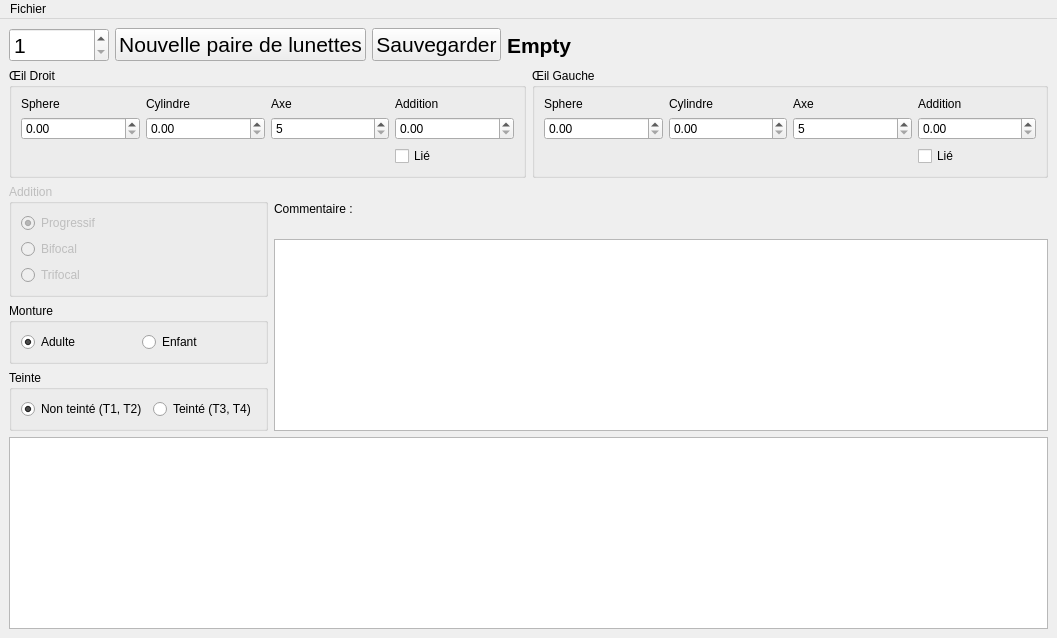
The window that inventory.ui (Oripy/Oryx) describes before a commit, drawn with Qt 5.
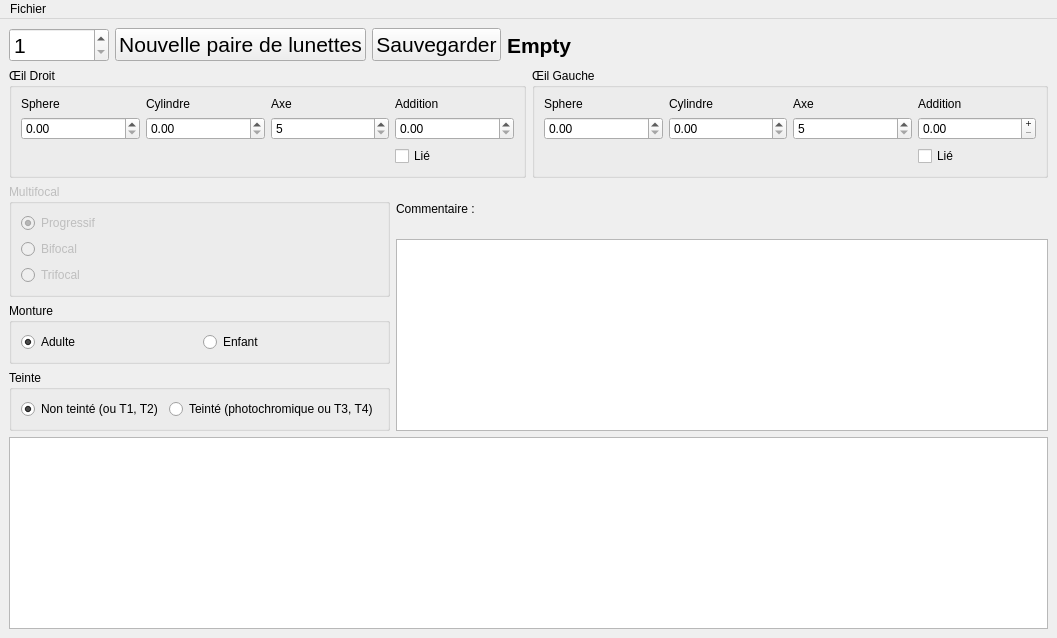
The same window after the commit. Custom widgets are drawn as their Qt base class.

What changed in the file:
```diff
--- a/inventory.ui
+++ b/inventory.ui
@@ -243,7 +243,11 @@
               <widget class="negativeZeroSpinBox" name="lCylSpin"/>
              </item>
              <item row="1" column="3">
-              <widget class="dotSpinBox" name="lAddSpin"/>
+              <widget class="dotSpinBox" name="lAddSpin">
+               <property name="buttonSymbols">
+                <enum>QAbstractSpinBox::PlusMinus</enum>
+               </property>
+              </widget>
              </item>
             </layout>
            </item>
@@ -268,7 +272,7 @@
              </sizepolicy>
             </property>
             <property name="title">
-             <string>Addition</string>
+             <string>Multifocal</string>
             </property>
             <layout class="QGridLayout" name="gridLayout_9">
              <item row="1" column="0">
@@ -355,7 +359,7 @@
                <item>
                 <widget class="QRadioButton" name="solarRadioNo">
                  <property name="text">
-                  <string>Non teinté (T1, T2)</string>
+                  <string>Non teinté (ou T1, T2)</string>
                  </property>
                  <property name="checked">
                   <bool>true</bool>
@@ -365,7 +369,7 @@
                <item>
                 <widget class="QRadioButton" name="solarRadioYes">
                  <property name="text">
-                  <string>Teinté (T3, T4)</string>
+                  <string>Teinté (photochromique ou T3, T4)</string>
                  </property>
                 </widget>
                </item>
```
Left out of the diff: 4 changed lines with no effect on the pictures.
